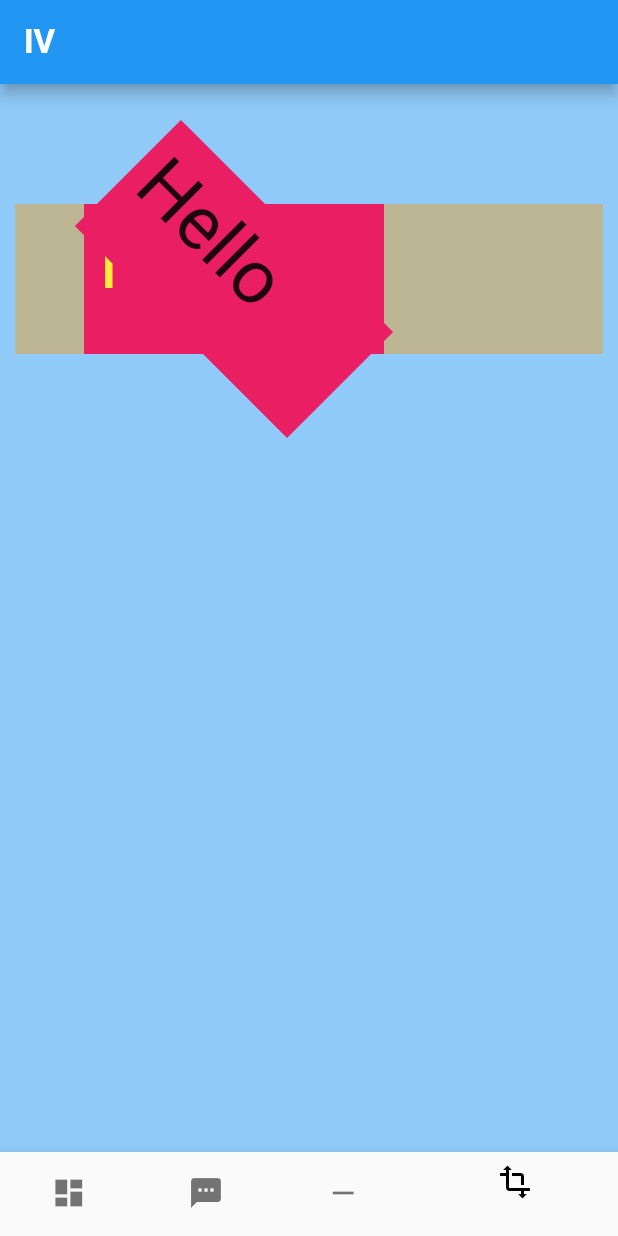
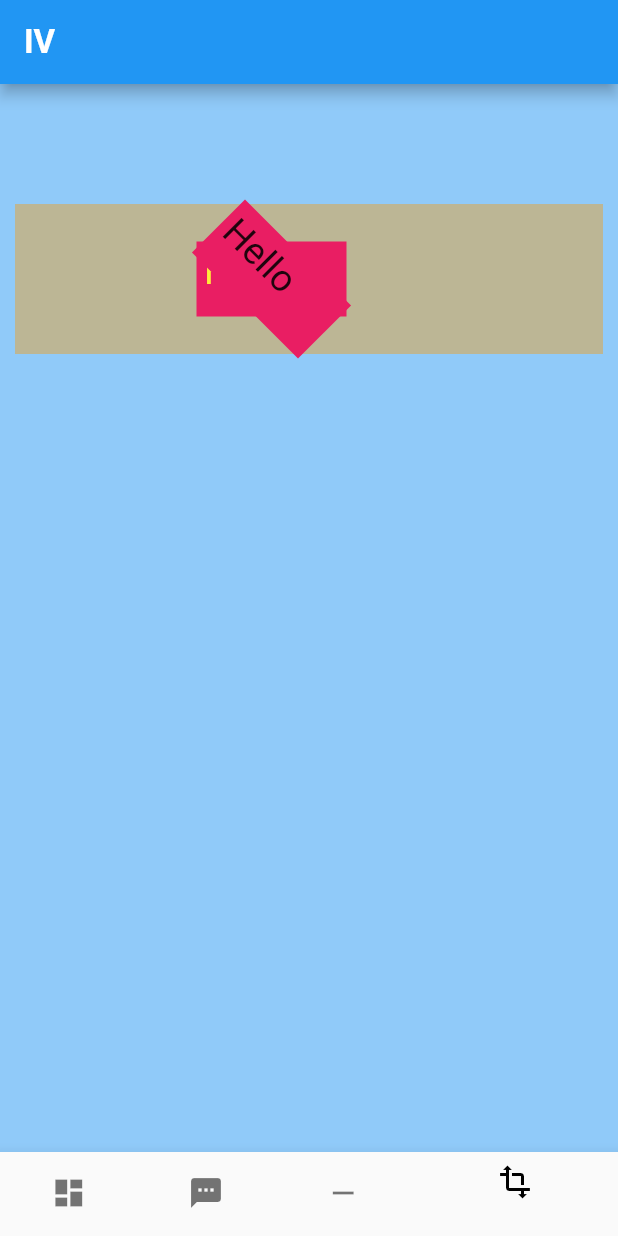
Before and after one commit to tonycn/flutter_playground, a Flutter app: the screen it shows after launch, item 4 of the bottom bar chosen, on a phone screen of 412 x 824 dp. Run offline on Flutter 3.47's test engine with Material 2 defaults, Android fonts, the phone set to English and light mode, and no system bars; our stand-ins replace image_gallery_saver, permission_handler.

Commit message:
rotation

```diff
--- a/lib/transform2_screen.dart
+++ b/lib/transform2_screen.dart
@@ -23,7 +23,8 @@ extension RectEx on Rect {
 
 extension MatrixEx on Matrix4 {
   vector_math.Vector3 get scaleFactor {
-        final double scaleXSq = storage[0] * storage[0] +
+
+    final double scaleXSq = storage[0] * storage[0] +
         storage[1] * storage[1] +
         storage[2] * storage[2];
     final double scaleYSq = storage[4] * storage[4] +
@@ -32,7 +33,7 @@ extension MatrixEx on Matrix4 {
     final double scaleZSq = storage[8] * storage[8] +
         storage[9] * storage[9] +
         storage[10] * storage[10];
-    return vector_math.Vector3(scaleXSq, scaleYSq, scaleZSq);
+    return vector_math.Vector3(sqrt(scaleXSq), sqrt(scaleYSq), sqrt(scaleZSq));
   }
 }
 
@@ -61,9 +62,11 @@ extension GlobalKeyEx on GlobalKey {
     final transform = renderObject?.getTransformTo(null);
     final rotation = transform.getRotation();
     final scale = transform.scaleFactor;
+    print('scale $scale');
     rotation.setColumns(rotation.getColumn(0)/scale.x, rotation.getColumn(1)/scale.y, rotation.getColumn(2)/scale.z);
     final rotationMatrix4 = Matrix4.identity();
     rotationMatrix4.setRotation(rotation);
+
     return rotationMatrix4;
   }
 
@@ -160,7 +163,7 @@ class Transform2ScreenState extends State<Transform2Screen> {
             transformHitTests: true,
             origin: Offset.zero,
             alignment: Alignment.center,
-            scale: 1,
+            scale: 0.5,
             child: Stack(
               children: [
                 Positioned(
@@ -214,7 +217,7 @@ class Transform2ScreenState extends State<Transform2Screen> {
               left: _coordinateInfo.localRect.left,
               top: _coordinateInfo.localRect.top,
               child: IgnorePointer(
-                  child: Transform(transform: _coordinateInfo.localRotation, child:Container(
+                  child: Transform(transform: _coordinateInfo.localRotation, alignment: Alignment.center, child:Container(
                 width: _coordinateInfo.localRect.width,
                 height: _coordinateInfo.localRect.height,
                 color: Colors.blue,
@@ -241,13 +244,15 @@ class Transform2ScreenState extends State<Transform2Screen> {
           ),
         ),
         Positioned(
-          key: container2Key,
           left: 0,
           top: 0,
           bottom: 0,
           right: 0,
           child: IgnorePointer(
-            child: container2,
+            child: Transform.scale(scale: 2, child:Container(
+              key: container2Key,
+              child: container2,
+            )),
           ),
         )
       ],
```
